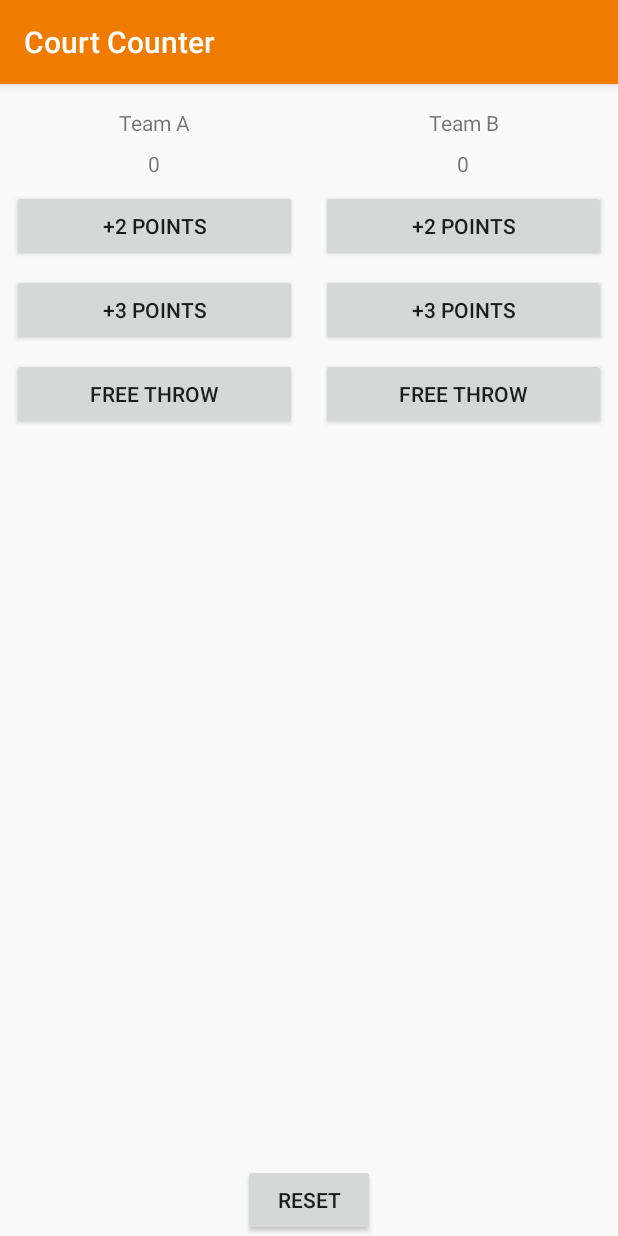
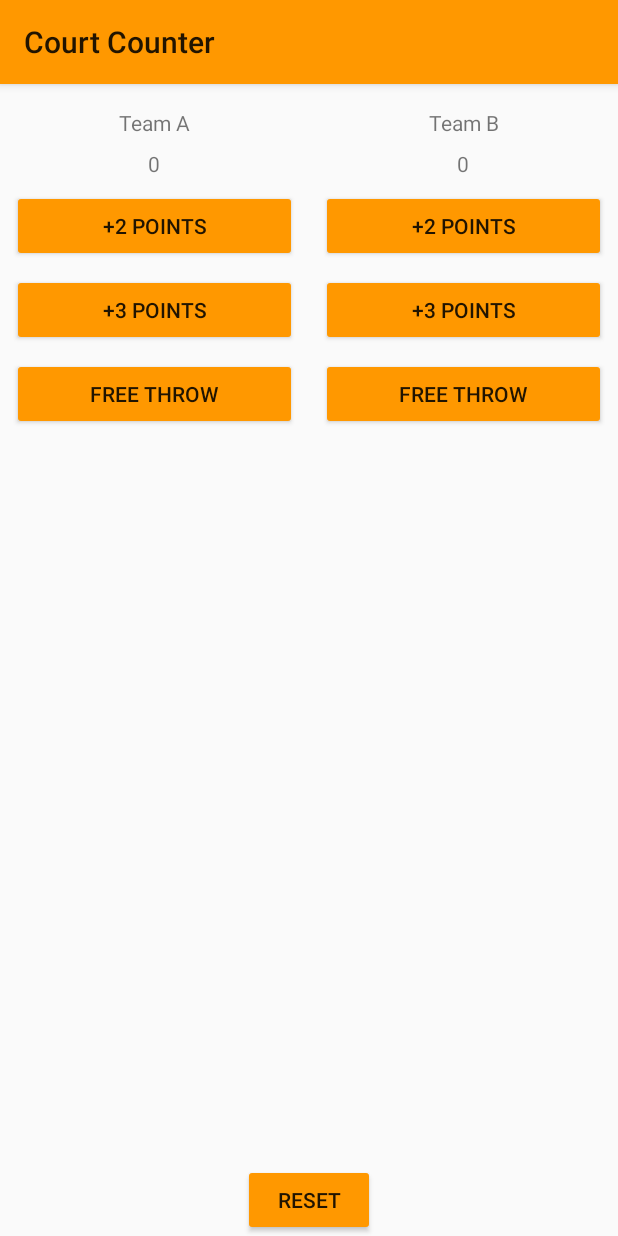
Before and after one commit to djmgeneseo/Court-Counter, an Android app: the screen it shows after launch (MainActivity), on a phone screen of 412 x 824 dp. Run offline under Robolectric (Android 15) with nearby library versions, the phone set to English and light mode, and no system bars.

Commit message:
Edit style.xml to add default button color

```diff
--- a/app/src/main/res/values/colors.xml
+++ b/app/src/main/res/values/colors.xml
@@ -1,6 +1,6 @@
 <?xml version="1.0" encoding="utf-8"?>
 <resources>
-    <color name="colorPrimary">#ef7b00</color>
+    <color name="colorPrimary">#FF9800</color>
     <color name="colorPrimaryDark">#000000</color>
-    <color name="colorAccent">#ff8800</color>
+    <color name="colorAccent">#FF9800</color>
 </resources>
--- a/app/src/main/res/values/styles.xml
+++ b/app/src/main/res/values/styles.xml
@@ -1,11 +1,9 @@
 <resources>
-
     <!-- Base application theme. -->
-    <style name="AppTheme" parent="Theme.AppCompat.Light.DarkActionBar">
-        <!-- Customize your theme here. -->
-        <item name="colorPrimary">@color/colorPrimary</item>
-        <item name="colorPrimaryDark">@color/colorPrimaryDark</item>
-        <item name="colorAccent">@color/colorAccent</item>
+    <style name="AppTheme" parent="Theme.AppCompat.Light">
+        <!-- Primary theme color of the app (sets background color of app bar) -->
+        <item name="colorPrimary">#FF9800</item>
+        <!-- Background color of buttons in the app -->
+        <item name="colorButtonNormal">#FF9800</item>
     </style>
-
 </resources>
```
